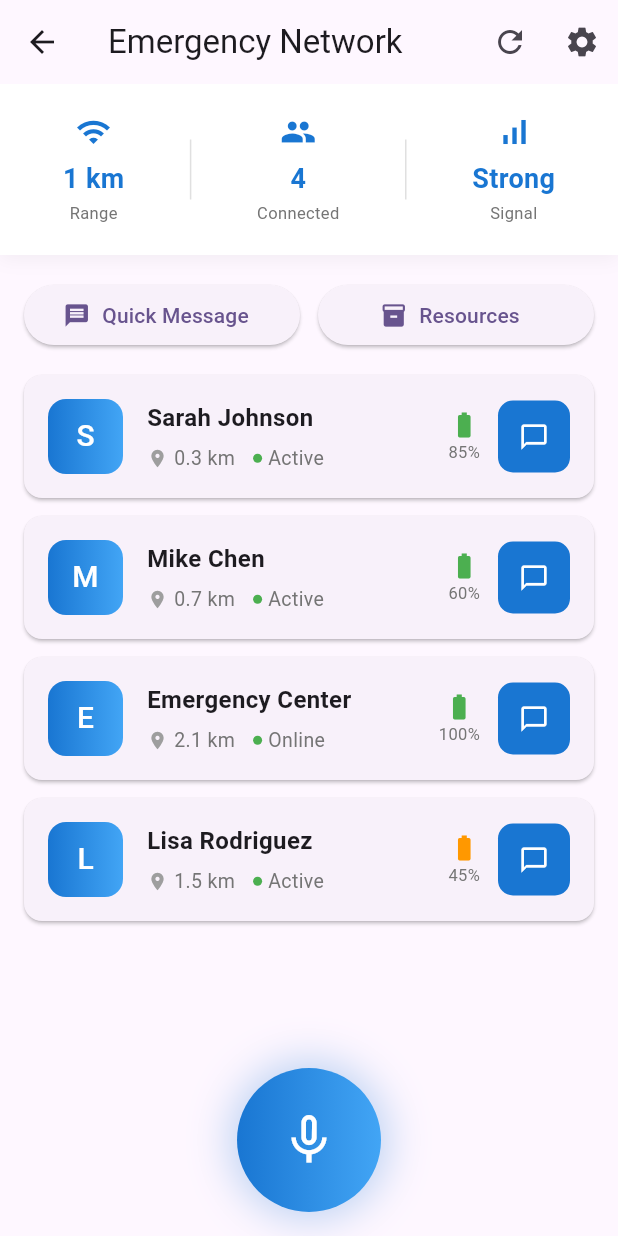
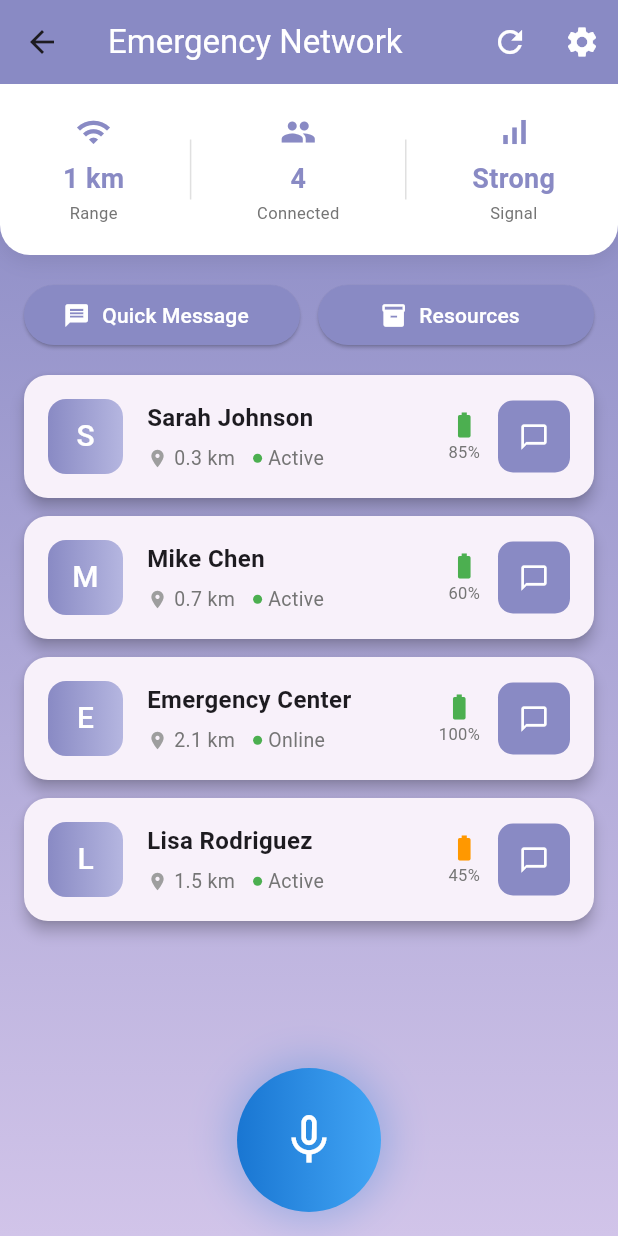
Before and after one commit to Trimbex/Broadcast-Emergency-Alerts-Community-Offline-Network, a Flutter app: the NetworkDashboard screen opened directly, on a phone screen of 412 x 824 dp. Run offline on Flutter 3.47's test engine with Material 3 defaults, Android fonts, the phone set to English and light mode, and no system bars.

Commit message:
Added start button & updated the network dashboard UI

```diff
--- a/lib/screens/network_dashboard.dart
+++ b/lib/screens/network_dashboard.dart
@@ -10,6 +10,7 @@ class NetworkDashboard extends StatefulWidget {
 }
 
 class _NetworkDashboardState extends State<NetworkDashboard> {
+  final Color primaryColor = const Color(0xFF898AC4);
   String _selectedRange = '1 km';
   final List<String> _ranges = ['500 m', '1 km', '5 km', '10 km'];
 
@@ -55,42 +56,53 @@ class _NetworkDashboardState extends State<NetworkDashboard> {
 
   @override
   Widget build(BuildContext context) {
-    final args = ModalRoute.of(context)?.settings.arguments as Map<String, dynamic>?;
+    final args =
+        ModalRoute.of(context)?.settings.arguments as Map<String, dynamic>?;
     final mode = args?['mode'] ?? 'join';
 
     return Scaffold(
       appBar: AppBar(
-        title: Text(mode == 'join' ? 'Emergency Network' : 'Your Network'),
+        backgroundColor: primaryColor,
+        title: Text(
+          mode == 'join' ? 'Emergency Network' : 'Your Network',
+          style: const TextStyle(color: Colors.white),
+        ),
         actions: [
           IconButton(
-            icon: const Icon(Icons.refresh),
-            onPressed: () {
-              setState(() {
-                // Refresh device list
-              });
-            },
+            icon: const Icon(Icons.refresh, color: Colors.white),
+            onPressed: () => setState(() {}),
           ),
           IconButton(
-            icon: const Icon(Icons.settings),
-            onPressed: () {
-              _showRangeSettings();
-            },
+            icon: const Icon(Icons.settings, color: Colors.white),
+            onPressed: _showRangeSettings,
           ),
         ],
       ),
-      body: Column(
+      body: Container(
+        decoration: const BoxDecoration(
+          gradient: LinearGradient(
+            colors: [Color(0xFF898AC4), Color(0xFFD1C4E9)],
+            begin: Alignment.topCenter,
+            end: Alignment.bottomCenter,
+          ),
+        ),
+        child: Column(
           children: [
-          // Network Status Header
+            // Header with stats
             Container(
               width: double.infinity,
               padding: const EdgeInsets.symmetric(horizontal: 20, vertical: 20),
               decoration: BoxDecoration(
                 color: Colors.white,
+                borderRadius: const BorderRadius.only(
+                  bottomLeft: Radius.circular(20),
+                  bottomRight: Radius.circular(20),
+                ),
                 boxShadow: [
                   BoxShadow(
-                  color: Colors.black.withValues(alpha: 0.05),
-                  blurRadius: 10,
-                  offset: const Offset(0, 2),
+                    color: Colors.black.withOpacity(0.08),
+                    blurRadius: 12,
+                    offset: const Offset(0, 4),
                   ),
                 ],
               ),
@@ -102,21 +114,13 @@ class _NetworkDashboardState extends State<NetworkDashboard> {
                     label: 'Range',
                     value: _selectedRange,
                   ),
-                Container(
-                  width: 1,
-                  height: 40,
-                  color: Colors.grey[300],
-                ),
+                  Container(width: 1, height: 40, color: Colors.grey[300]),
                   _buildStatusItem(
                     icon: Icons.people,
                     label: 'Connected',
                     value: '${_connectedDevices.length}',
                   ),
-                Container(
-                  width: 1,
-                  height: 40,
-                  color: Colors.grey[300],
-                ),
+                  Container(width: 1, height: 40, color: Colors.grey[300]),
                   _buildStatusItem(
                     icon: Icons.signal_cellular_alt,
                     label: 'Signal',
@@ -126,7 +130,7 @@ class _NetworkDashboardState extends State<NetworkDashboard> {
               ),
             ),
 
-          // Quick Actions
+            // Quick actions
             Padding(
               padding: const EdgeInsets.all(16),
               child: Row(
@@ -136,6 +140,10 @@ class _NetworkDashboardState extends State<NetworkDashboard> {
                       onPressed: _showQuickMessageDialog,
                       icon: const Icon(Icons.message),
                       label: const Text('Quick Message'),
+                      style: ElevatedButton.styleFrom(
+                        backgroundColor: primaryColor,
+                        foregroundColor: Colors.white,
+                      ),
                     ),
                   ),
                   const SizedBox(width: 12),
@@ -144,30 +152,41 @@ class _NetworkDashboardState extends State<NetworkDashboard> {
                       onPressed: () => Navigator.pushNamed(context, '/resources'),
                       icon: const Icon(Icons.inventory),
                       label: const Text('Resources'),
+                      style: ElevatedButton.styleFrom(
+                        backgroundColor: primaryColor,
+                        foregroundColor: Colors.white,
+                      ),
                     ),
                   ),
                 ],
               ),
             ),
 
-          // Connected Devices List
+            // Devices list or empty message
             Expanded(
-            child: ListView.builder(
+              child: _connectedDevices.isEmpty
+                  ? const Center(
+                      child: Text(
+                        'No connected devices yet',
+                        style: TextStyle(color: Colors.white70, fontSize: 16),
+                      ),
+                    )
+                  : ListView.builder(
                       padding: const EdgeInsets.symmetric(horizontal: 16),
                       itemCount: _connectedDevices.length,
                       itemBuilder: (context, index) {
-                final device = _connectedDevices[index];
-                return _buildDeviceCard(device);
+                        return _buildDeviceCard(_connectedDevices[index]);
                       },
                     ),
             ),
 
-          // Voice Command Button
+            // Voice button
             const Padding(
               padding: EdgeInsets.all(16.0),
               child: VoiceCommandButton(),
             ),
           ],
+        ),
       ),
     );
   }
@@ -179,24 +198,20 @@ class _NetworkDashboardState extends State<NetworkDashboard> {
   }) {
     return Column(
       children: [
-        Icon(icon, size: 24, color: const Color(0xFF1976D2)),
+        Icon(icon, size: 24, color: primaryColor),
         const SizedBox(height: 6),
         Text(
           value,
-          style: const TextStyle(
+          style: TextStyle(
             fontSize: 18,
             fontWeight: FontWeight.w600,
-            color: Color(0xFF1976D2),
+            color: primaryColor,
           ),
         ),
         const SizedBox(height: 2),
         Text(
           label,
-          style: TextStyle(
-            fontSize: 11,
-            fontWeight: FontWeight.w400,
-            color: Colors.grey[600],
-          ),
+          style: TextStyle(fontSize: 11, color: Colors.grey[600]),
         ),
       ],
     );
@@ -205,16 +220,19 @@ class _NetworkDashboardState extends State<NetworkDashboard> {
   Widget _buildDeviceCard(DeviceModel device) {
     return Card(
       margin: const EdgeInsets.only(bottom: 12),
+      shape: RoundedRectangleBorder(borderRadius: BorderRadius.circular(16)),
+      elevation: 4,
       child: Padding(
         padding: const EdgeInsets.all(16),
         child: Row(
           children: [
+            // Avatar box
             Container(
               width: 50,
               height: 50,
               decoration: BoxDecoration(
-                gradient: const LinearGradient(
-                  colors: [Color(0xFF1976D2), Color(0xFF42A5F5)],
+                gradient: LinearGradient(
+                  colors: [primaryColor, const Color(0xFFB5B6E0)],
                 ),
                 borderRadius: BorderRadius.circular(12),
               ),
@@ -230,6 +248,8 @@ class _NetworkDashboardState extends State<NetworkDashboard> {
               ),
             ),
             const SizedBox(width: 16),
+
+            // Device info
             Expanded(
               child: Column(
                 crossAxisAlignment: CrossAxisAlignment.start,
@@ -244,14 +264,13 @@ class _NetworkDashboardState extends State<NetworkDashboard> {
                   const SizedBox(height: 6),
                   Row(
                     children: [
-                      Icon(Icons.location_on, size: 14, color: Colors.grey[500]),
+                      Icon(Icons.location_on,
+                          size: 14, color: Colors.grey[500]),
                       const SizedBox(width: 4),
                       Text(
                         device.distance,
-                        style: TextStyle(
-                          fontSize: 13,
-                          color: Colors.grey[600],
-                        ),
+                        style:
+                            TextStyle(fontSize: 13, color: Colors.grey[600]),
                       ),
                       const SizedBox(width: 12),
                       Container(
@@ -265,16 +284,16 @@ class _NetworkDashboardState extends State<NetworkDashboard> {
                       const SizedBox(width: 4),
                       Text(
                         device.status,
-                        style: TextStyle(
-                          fontSize: 13,
-                          color: Colors.grey[600],
-                        ),
+                        style:
+                            TextStyle(fontSize: 13, color: Colors.grey[600]),
                       ),
                     ],
                   ),
                 ],
               ),
             ),
+
+            // Battery + Chat
             Column(
               children: [
                 Icon(
@@ -286,17 +305,14 @@ class _NetworkDashboardState extends State<NetworkDashboard> {
                 ),
                 Text(
                   '${device.batteryLevel}%',
-                  style: TextStyle(
-                    fontSize: 11,
-                    color: Colors.grey[600],
-                  ),
+                  style: TextStyle(fontSize: 11, color: Colors.grey[600]),
                 ),
               ],
             ),
             const SizedBox(width: 12),
             Container(
               decoration: BoxDecoration(
-                color: const Color(0xFF1976D2),
+                color: primaryColor,
                 borderRadius: BorderRadius.circular(10),
               ),
               child: IconButton(
@@ -326,24 +342,16 @@ class _NetworkDashboardState extends State<NetworkDashboard> {
         content: Column(
           mainAxisSize: MainAxisSize.min,
           children: _ranges.map((range) {
-            return             ListTile(
+            return ListTile(
               title: Text(range),
               leading: Radio<String>(
                 value: range,
                 groupValue: _selectedRange,
                 onChanged: (value) {
-                  setState(() {
-                    _selectedRange = value!;
-                  });
+                  setState(() => _selectedRange = value!);
                   Navigator.pop(context);
                 },
               ),
-              onTap: () {
-                setState(() {
-                  _selectedRange = range;
-                });
-                Navigator.pop(context);
-              },
             );
           }).toList(),
         ),
```
Also changed, not shown: lib/screens/landing_Page.dart (+33 -3 lines). Lines whose indentation alone changed are shown as unchanged.
